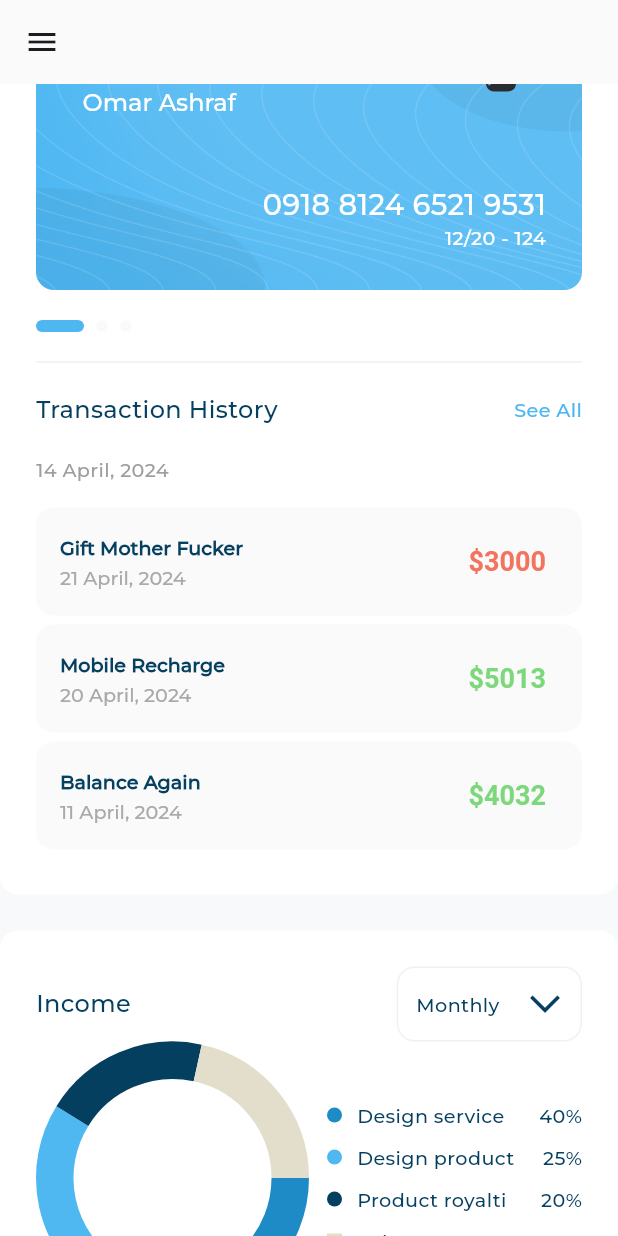
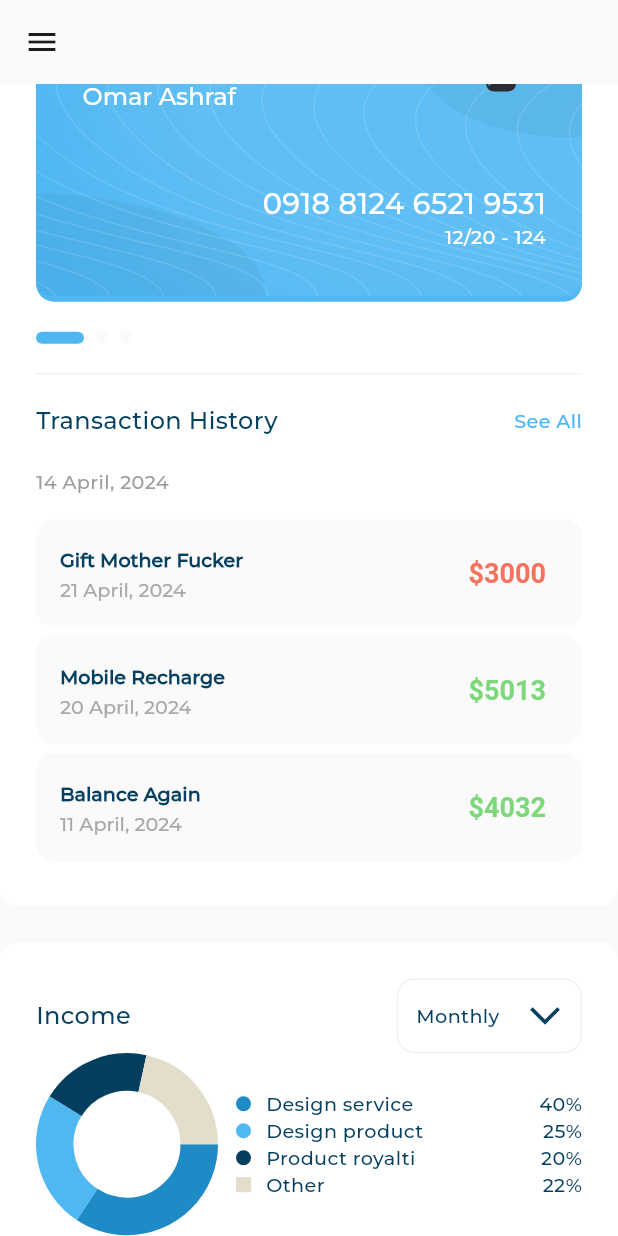
Before and after one commit to Omar-Ashraf-69/responsive_dash_board, a Flutter app: the screen it shows after launch, scrolled down 1152 dp, on a phone screen of 412 x 824 dp. Run offline on Flutter 3.47's test engine with Material 3 defaults, Android fonts, the phone set to English and light mode, and no system bars; drawn by our look-alikes of expandable_page_view, fl_chart; our stand-ins replace flutter_svg; project files that could hold a hidden picture were left out.

Commit message:
created the size config and refactored the code to use it and fixed the card overflow error. created the detailed income chart.

```diff
--- /dev/null
+++ b/lib/utils/size_config.dart
@@ -0,0 +1,11 @@
+import 'package:flutter/material.dart';
+
+class SizeConfig {
+  static const double desktop = 1200;
+  static const  double tablet = 800;
+  static late double width, hight;
+  static init(BuildContext context){
+    width = MediaQuery.of(context).size.width;
+    hight = MediaQuery.of(context).size.height;
+  }
+}
--- a/lib/views/dash_board_view.dart
+++ b/lib/views/dash_board_view.dart
@@ -1,4 +1,5 @@
 import 'package:flutter/material.dart';
+import 'package:responsive_dash_board_project/utils/size_config.dart';
 import 'package:responsive_dash_board_project/widgets/adaptive_layout.dart';
 import 'package:responsive_dash_board_project/widgets/custom_drawer.dart';
 import 'package:responsive_dash_board_project/widgets/desktop_layout.dart';
@@ -13,14 +14,14 @@ class DashBoardView extends StatefulWidget {
 }
 
 class _DashBoardViewState extends State<DashBoardView> {
-  final GlobalKey<ScaffoldState> _scaffoldKey = new GlobalKey<ScaffoldState>();
+  final GlobalKey<ScaffoldState> _scaffoldKey = GlobalKey<ScaffoldState>();
 
   @override
   Widget build(BuildContext context) {
     return Scaffold(
       key: _scaffoldKey,
       backgroundColor: const Color(0xfff7f9fa),
-      appBar: MediaQuery.sizeOf(context).width < 800
+      appBar: MediaQuery.sizeOf(context).width < SizeConfig.tablet
           ? AppBar(
               backgroundColor: const Color(0xfffafafa),
               surfaceTintColor: const Color(0xfffafafa),
@@ -30,7 +31,7 @@ class _DashBoardViewState extends State<DashBoardView> {
                   icon: const Icon(Icons.menu)))
           : null,
       drawer:
-          MediaQuery.sizeOf(context).width < 800 ? const CustomDrawer() : null,
+          MediaQuery.sizeOf(context).width < SizeConfig.tablet ? const CustomDrawer() : null,
       body: AdaptiveLayout(
         mobileLayout: (context) => const MobileDashboardLayout(),
         tabletLayout: (context) => const TabletDashBoard(),
--- a/lib/widgets/adaptive_layout.dart
+++ b/lib/widgets/adaptive_layout.dart
@@ -1,4 +1,5 @@
 import 'package:flutter/material.dart';
+import 'package:responsive_dash_board_project/utils/size_config.dart';
 
 class AdaptiveLayout extends StatelessWidget {
   const AdaptiveLayout(
@@ -11,9 +12,9 @@ class AdaptiveLayout extends StatelessWidget {
   Widget build(BuildContext context) {
     return LayoutBuilder(
       builder: (context, constraints) {
-        if (constraints.maxWidth < 800) {
+        if (constraints.maxWidth < SizeConfig.tablet) {
           return mobileLayout(context);
-        } else if (constraints.maxWidth < 1200) {
+        } else if (constraints.maxWidth < SizeConfig.desktop) {
           return tabletLayout(context);
         } else {
           return desktopLayout(context);
--- a/lib/widgets/card.dart
+++ b/lib/widgets/card.dart
@@ -1,4 +1,5 @@
 import 'package:flutter/material.dart';
+import 'package:flutter/widgets.dart';
 import 'package:flutter_svg/flutter_svg.dart';
 import 'package:responsive_dash_board_project/utils/app_images.dart';
 import 'package:responsive_dash_board_project/utils/app_styles.dart';
@@ -11,7 +12,7 @@ class CardWidget extends StatelessWidget {
     return Container(
       color: Colors.white,
       child: AspectRatio(
-        aspectRatio: 420 / 215,
+        aspectRatio: 420 / 224,
         child: Container(
           decoration: ShapeDecoration(
             image: const DecorationImage(
@@ -28,7 +29,7 @@ class CardWidget extends StatelessWidget {
                 contentPadding:
                     const EdgeInsets.only(left: 31, right: 42, top: 8),
                 title: const Padding(
-                  padding: EdgeInsets.symmetric(vertical: 10.0),
+                  padding: EdgeInsets.symmetric(vertical: 8.0),
                   child: Text(
                     'Card Name',
                     style: TextStyle(color: Colors.white),
@@ -58,7 +59,7 @@ class CardWidget extends StatelessWidget {
                   ],
                 ),
               ),
-              const SizedBox(height: 26),
+              Flexible(child: const SizedBox(height: 26)),
             ],
           ),
         ),
--- a/lib/widgets/card_section.dart
+++ b/lib/widgets/card_section.dart
@@ -26,6 +26,7 @@ class _CardSectionState extends State<CardSection> {
     super.initState();
   }
 
+  @override
   Widget build(BuildContext context) {
     return Column(
       crossAxisAlignment: CrossAxisAlignment.start,
--- a/lib/widgets/income_items.dart
+++ b/lib/widgets/income_items.dart
@@ -1,3 +1,5 @@
+import 'dart:developer';
+
 import 'package:flutter/material.dart';
 import 'package:responsive_dash_board_project/models/chart_item_details.dart';
 import 'package:responsive_dash_board_project/widgets/income_item_detials.dart';
@@ -30,15 +32,19 @@ class ChartItems extends StatelessWidget {
   Widget build(BuildContext context) {
     return Padding(
       padding: const EdgeInsets.only(left: 12.0),
-      child: ListView.separated(
-        itemCount: items.length,
-        shrinkWrap: true,
-        physics: const NeverScrollableScrollPhysics(),
-        itemBuilder: (context, index) => ChartItemDetials(item: items[index]),
-        separatorBuilder: (context, index) => const SizedBox(
-          height: 10,
-        ),
+      child: Column(
+        children: items.map((e) => ChartItemDetials(item: e)).toList(),
       ),
     );
+    //child: ListView.separated(
+    //     itemCount: items.length,
+    //     shrinkWrap: true,
+    //     physics: const NeverScrollableScrollPhysics(),
+    //     itemBuilder: (context, index) => ChartItemDetials(item: items[index]),
+    //     separatorBuilder: (context, index) => const SizedBox(
+    //       height: 10,
+    //     ),
+    //   ),
+    // );
   }
 }
--- a/lib/widgets/income_section.dart
+++ b/lib/widgets/income_section.dart
@@ -1,8 +1,11 @@
 import 'package:flutter/cupertino.dart';
 import 'package:flutter/material.dart';
+import 'package:flutter/rendering.dart';
 import 'package:flutter/widgets.dart';
+import 'package:responsive_dash_board_project/utils/size_config.dart';
 import 'package:responsive_dash_board_project/widgets/all_expenses_header.dart';
 import 'package:responsive_dash_board_project/widgets/custom_background_container.dart';
+import 'package:responsive_dash_board_project/widgets/detailed_income_chart.dart';
 import 'package:responsive_dash_board_project/widgets/income_chart.dart';
 import 'package:responsive_dash_board_project/widgets/income_items.dart';
 
@@ -15,17 +18,43 @@ class IncomeSection extends StatelessWidget {
       widget: Column(
         children: [
           CustomHeader(headerText: 'Income'),
-          Row(
-            crossAxisAlignment: CrossAxisAlignment.center,
-            children: [
-              Expanded(
-                child: IncomeChart(),
-              ),
-              Expanded(child: ChartItems()),
-            ],
-          ),
+          IncomeSectionBody(),
         ],
       ),
     );
   }
 }
+
+class IncomeSectionBody extends StatelessWidget {
+  const IncomeSectionBody({
+    super.key,
+  });
+
+  @override
+  Widget build(BuildContext context) {
+    if (MediaQuery.sizeOf(context).width < 1235 &&
+        MediaQuery.sizeOf(context).width >= SizeConfig.desktop) {
+      return Row(
+        crossAxisAlignment: CrossAxisAlignment.center,
+        children: [
+          Expanded(
+            child: Padding(
+              padding: const EdgeInsets.all(18.0),
+              child: DetailedIncomeChart(),
+            ),
+          ),
+        ],
+      );
+    } else {
+      return Row(
+        crossAxisAlignment: CrossAxisAlignment.center,
+        children: [
+          Expanded(
+            child: IncomeChart(),
+          ),
+          Expanded(flex: 2, child: ChartItems()),
+        ],
+      );
+    }
+  }
+}
--- a/lib/widgets/transaction_history_list_view.dart
+++ b/lib/widgets/transaction_history_list_view.dart
@@ -23,6 +23,9 @@ class TransactionListView extends StatelessWidget {
   ];
   @override
   Widget build(BuildContext context) {
+    return Column(
+      children: items.map((e) => TransactionItem(transaction: e)).toList(),
+    );
     return ListView.builder(
       shrinkWrap: true,
       physics: const NeverScrollableScrollPhysics(),
```
Also changed, not shown: lib/utils/app_styles.dart (+5 -4 lines), lib/widgets/desktop_layout.dart (+23 -5 lines), lib/widgets/detailed_income_chart.dart (added, +73 -0 lines).
